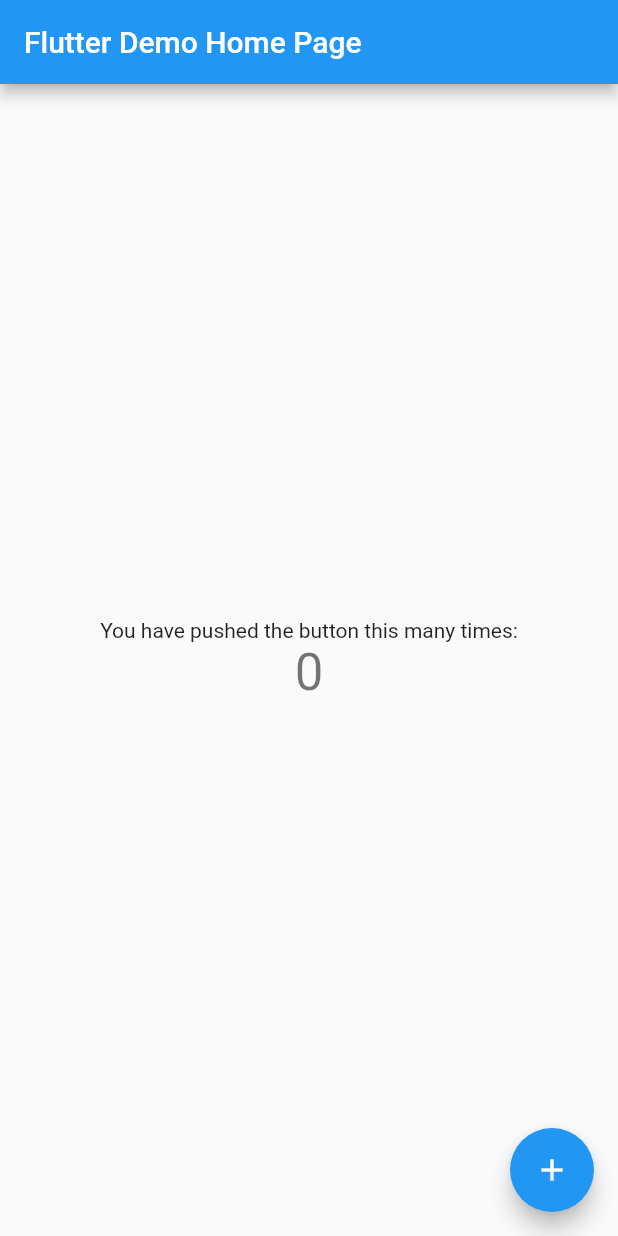
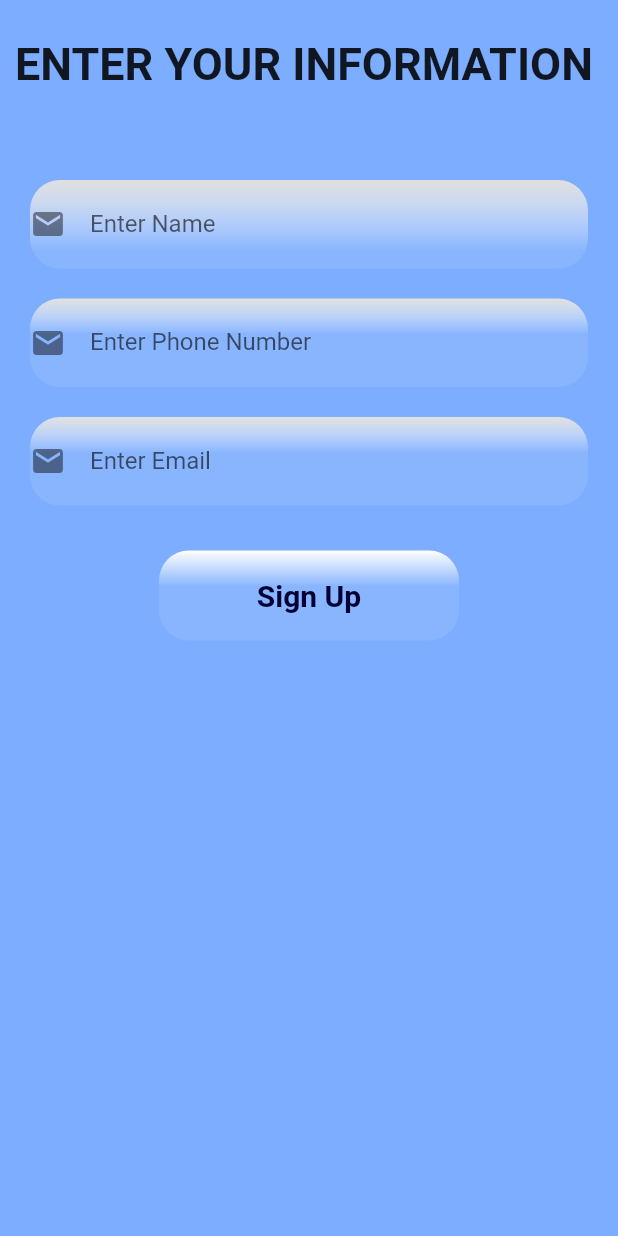
Before and after one commit to 2020-HelloWorld/FeedbackSystem, a Flutter app: the screen it shows after launch, on a phone screen of 412 x 824 dp. Run offline on Flutter 3.47's test engine with Material 2 defaults, Android fonts, the phone set to English and light mode, and no system bars.

Commit message:
Registeration

```diff
--- /dev/null
+++ b/dreampath/lib/Pages/Register.dart
@@ -0,0 +1,138 @@
+import 'package:flutter/material.dart';
+
+class Register extends StatefulWidget {
+  const Register({Key? key}) : super(key: key);
+
+  @override
+  State<Register> createState() => _RegisterState();
+}
+
+class _RegisterState extends State<Register> {
+  TextEditingController _email = new TextEditingController();
+  TextEditingController _name = new TextEditingController();
+  TextEditingController _ph = new TextEditingController();
+
+  @override
+  Widget build(BuildContext context) {
+    return Scaffold(
+      backgroundColor: Colors.blueAccent.withOpacity(0.7),
+      body: SingleChildScrollView(
+        child: Expanded(
+          child: Padding(
+            padding: const EdgeInsets.only(top:25.0,left: 10,right: 10),
+            child: Column(
+              children: [
+                Text("ENTER YOUR INFORMATION ",
+                  style: TextStyle(
+                    fontSize: 30,
+                    fontWeight: FontWeight.w700
+                  ),
+                ),
+                SizedBox(height: 50,),
+                //--Name--
+                Container(
+                  margin: EdgeInsets.all(10),
+                  child: TextFormField(
+                    decoration: InputDecoration(
+                        border: InputBorder.none,
+                        icon: Icon(Icons.mail),
+                        labelText: "Enter Name",
+                        hintText: "Name"),
+                    controller: _name,
+                  ),
+                  decoration: BoxDecoration(
+                    color: Colors.white,
+                    borderRadius: BorderRadius.circular(20),
+                    gradient: LinearGradient(
+                      colors: [Colors.grey.shade300, Colors.white10],
+                      begin: Alignment.topCenter,
+                      end: Alignment.bottomCenter,
+                      stops: [0.0, 0.8],
+                      tileMode: TileMode.clamp,
+                    ),
+                  ),
+                ),
+                //--Phone Number
+                Container(
+                  margin: EdgeInsets.all(10),
+                  child: TextFormField(
+                    decoration: InputDecoration(
+                        border: InputBorder.none,
+                        icon: Icon(Icons.mail),
+                        labelText: "Enter Phone Number",
+                        hintText: "Phone Number"),
+                    controller: _ph,
+                  ),
+                  decoration: BoxDecoration(
+                    color: Colors.white,
+                    borderRadius: BorderRadius.circular(20),
+                    gradient: LinearGradient(
+                      colors: [Colors.grey.shade300, Colors.white10],
+                      begin: Alignment.topCenter,
+                      end: Alignment.bottomCenter,
+                      stops: [0.0, 0.4],
+                      tileMode: TileMode.clamp,
+                    ),
+                  ),
+                ),
+                //--Email--
+                Container(
+                  margin: EdgeInsets.all(10),
+                  child: TextFormField(
+                    decoration: InputDecoration(
+                        border: InputBorder.none,
+                        icon: Icon(Icons.mail),
+                        labelText: "Enter Email",
+                        hintText: "Email"),
+                    controller: _email,
+                  ),
+                  decoration: BoxDecoration(
+                    color: Colors.white,
+                    borderRadius: BorderRadius.circular(20),
+                    gradient: LinearGradient(
+                      colors: [Colors.grey.shade300, Colors.white10],
+                      begin: Alignment.topCenter,
+                      end: Alignment.bottomCenter,
+                      stops: [0.0, 0.4],
+                      tileMode: TileMode.clamp,
+                    ),
+                  ),
+                ),
+
+                Container(
+                  margin: EdgeInsets.only(top: 20),
+                  height: 60,
+                  width: 200,
+                  child: TextButton(
+                    child: Text(
+                      "Sign Up",
+                      style: TextStyle(
+                        fontWeight: FontWeight.w700,
+                        fontSize: 20,
+                        color: Colors.black.withBlue(50)
+                      ),
+                    ),
+                    onPressed: () {
+
+                    },
+                  ),
+                  decoration: BoxDecoration(
+                    color: Colors.white,
+                    borderRadius: BorderRadius.circular(20),
+                    gradient: LinearGradient(
+                      colors: [Colors.white, Colors.white10],
+                      begin: Alignment.topCenter,
+                      end: Alignment.bottomCenter,
+                      stops: [0.0, 0.4],
+                      tileMode: TileMode.clamp,
+                    ),
+                  ),
+                )
+              ],
+            ),
+          ),
+        ),
+      ),
+    );
+  }
+}
--- a/dreampath/lib/main.dart
+++ b/dreampath/lib/main.dart
@@ -1,115 +1,17 @@
+import 'package:dreampath/Pages/HomePage.dart';
+import 'package:dreampath/Pages/Register.dart';
 import 'package:flutter/material.dart';
+import 'Pages/SplashScreen.dart';
 
-void main() {
-  runApp(const MyApp());
-}
+void main()=>runApp(MyApp());
 
 class MyApp extends StatelessWidget {
   const MyApp({Key? key}) : super(key: key);
 
-  // This widget is the root of your application.
   @override
   Widget build(BuildContext context) {
     return MaterialApp(
-      title: 'Flutter Demo',
-      theme: ThemeData(
-        // This is the theme of your application.
-        //
-        // Try running your application with "flutter run". You'll see the
-        // application has a blue toolbar. Then, without quitting the app, try
-        // changing the primarySwatch below to Colors.green and then invoke
-        // "hot reload" (press "r" in the console where you ran "flutter run",
-        // or simply save your changes to "hot reload" in a Flutter IDE).
-        // Notice that the counter didn't reset back to zero; the application
-        // is not restarted.
-        primarySwatch: Colors.blue,
-      ),
-      home: const MyHomePage(title: 'Flutter Demo Home Page'),
+      home:Register()//SplashScreen()
     );
   }
 }
-
-class MyHomePage extends StatefulWidget {
-  const MyHomePage({Key? key, required this.title}) : super(key: key);
-
-  // This widget is the home page of your application. It is stateful, meaning
-  // that it has a State object (defined below) that contains fields that affect
-  // how it looks.
-
-  // This class is the configuration for the state. It holds the values (in this
-  // case the title) provided by the parent (in this case the App widget) and
-  // used by the build method of the State. Fields in a Widget subclass are
-  // always marked "final".
-
-  final String title;
-
-  @override
-  State<MyHomePage> createState() => _MyHomePageState();
-}
-
-class _MyHomePageState extends State<MyHomePage> {
-  int _counter = 0;
-
-  void _incrementCounter() {
-    setState(() {
-      // This call to setState tells the Flutter framework that something has
-      // changed in this State, which causes it to rerun the build method below
-      // so that the display can reflect the updated values. If we changed
-      // _counter without calling setState(), then the build method would not be
-      // called again, and so nothing would appear to happen.
-      _counter++;
-    });
-  }
-
-  @override
-  Widget build(BuildContext context) {
-    // This method is rerun every time setState is called, for instance as done
-    // by the _incrementCounter method above.
-    //
-    // The Flutter framework has been optimized to make rerunning build methods
-    // fast, so that you can just rebuild anything that needs updating rather
-    // than having to individually change instances of widgets.
-    return Scaffold(
-      appBar: AppBar(
-        // Here we take the value from the MyHomePage object that was created by
-        // the App.build method, and use it to set our appbar title.
-        title: Text(widget.title),
-      ),
-      body: Center(
-        // Center is a layout widget. It takes a single child and positions it
-        // in the middle of the parent.
-        child: Column(
-          // Column is also a layout widget. It takes a list of children and
-          // arranges them vertically. By default, it sizes itself to fit its
-          // children horizontally, and tries to be as tall as its parent.
-          //
-          // Invoke "debug painting" (press "p" in the console, choose the
-          // "Toggle Debug Paint" action from the Flutter Inspector in Android
-          // Studio, or the "Toggle Debug Paint" command in Visual Studio Code)
-          // to see the wireframe for each widget.
-          //
-          // Column has various properties to control how it sizes itself and
-          // how it positions its children. Here we use mainAxisAlignment to
-          // center the children vertically; the main axis here is the vertical
-          // axis because Columns are vertical (the cross axis would be
-          // horizontal).
-          mainAxisAlignment: MainAxisAlignment.center,
-          children: <Widget>[
-            const Text(
-              'You have pushed the button this many times:',
-            ),
-            Text(
-              '$_counter',
-              style: Theme.of(context).textTheme.headline4,
-            ),
-          ],
-        ),
-      ),
-      floatingActionButton: FloatingActionButton(
-        onPressed: _incrementCounter,
-        tooltip: 'Increment',
-        child: const Icon(Icons.add),
-      ), // This trailing comma makes auto-formatting nicer for build methods.
-    );
-  }
-}
```
Also changed, not shown: dreampath/lib/Pages/HomePage.dart (added, +108 -0 lines), dreampath/lib/Pages/SplashScreen.dart (added, +58 -0 lines).
